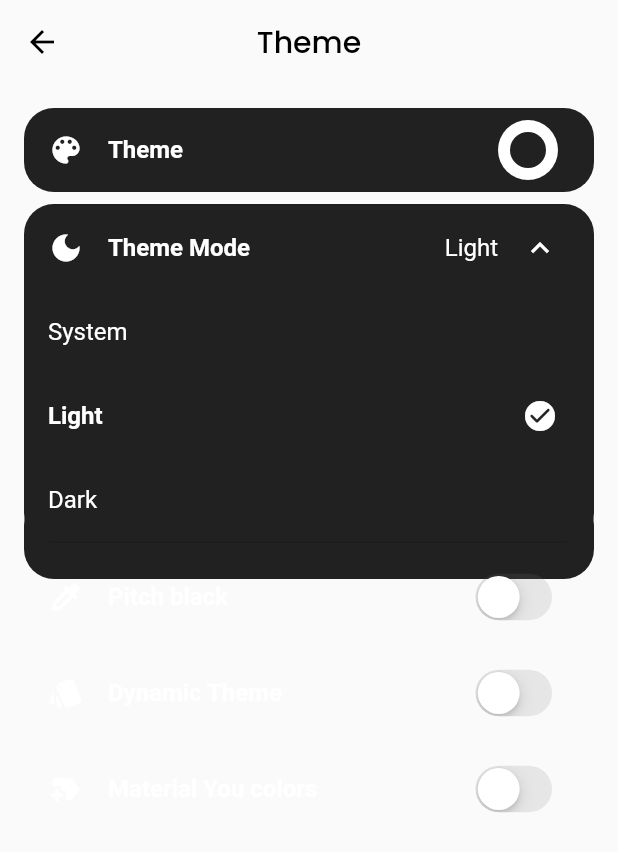
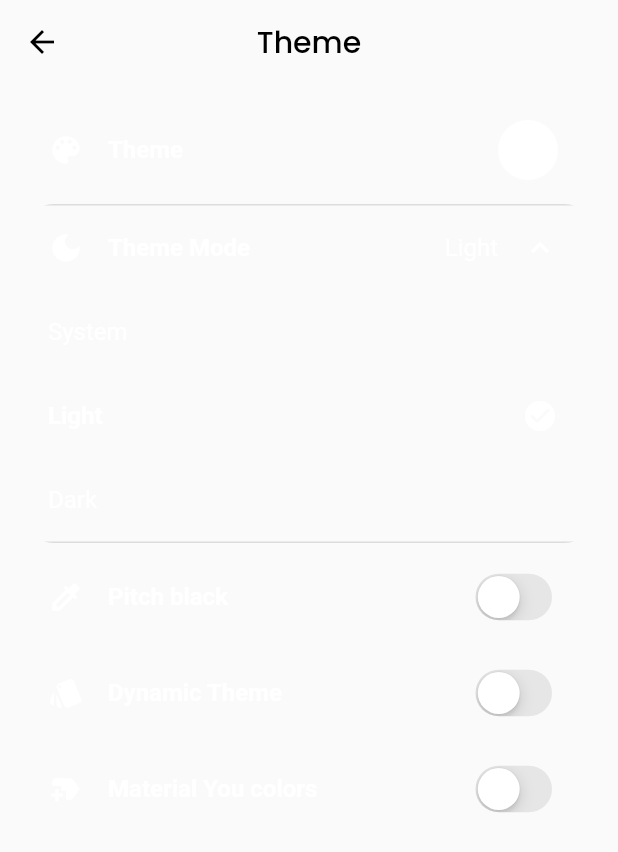
Before and after one commit to GodiApp1587/go_music, a Flutter app: the ThemeScreen screen opened directly, after a tap on "Theme Mode", after a tap on "Light", on a phone screen of 412 x 824 dp. Shown: the top 852 px of the screen. Run offline on Flutter 3.47's test engine with Material 2 defaults, Android fonts, the phone set to English and light mode, and no system bars; drawn by our look-alikes of dynamic_color; our stand-ins replace cached_network_image, carousel_slider, connectivity_plus, country_picker, expandable_page_view, flutter_animate and 11 more; missing offline and left inert: file_support, miniplayer, youtube_explode_dart; accounts and stored records are empty; network calls fail; statements that could not run were skipped.

Commit message:
play store

```diff
--- a/lib/providers/ThemeProvider.dart
+++ b/lib/providers/ThemeProvider.dart
@@ -6,7 +6,7 @@ import 'package:google_fonts/google_fonts.dart';
 import '../main.dart';
 
 PrimaryColor defaultPrimaryColor =
-    PrimaryColor(light: const Color(0xFF202120), dark: const Color(0xFFFFFFFF));
+    PrimaryColor(light: const Color(0x0), dark: const Color(0x0));
 
 ThemeData lightTheme(ColorScheme? material, box, Color? dynamic) {
   bool isDynamic =
--- a/lib/res/assets_res.dart
+++ b/lib/res/assets_res.dart
@@ -14,4 +14,7 @@ class AssetsRes {
   static const String FONDO_LIKE = 'assets/images/fondo_like.png';
   static const String FONDO_THEME = 'assets/images/fondo_theme.png';
   static const String LIKE = 'assets/images/like.png';
+  static const String PLAYER_APP = 'assets/images/player_app.png';
+  static const String PLAYER_BACK = 'assets/images/player_back.png';
+  static const String PLAYER_BLANCO = 'assets/images/player_blanco.png';
 }
--- a/lib/screens/MainScreen.dart
+++ b/lib/screens/MainScreen.dart
@@ -178,33 +178,33 @@ class _MainScreenState extends State<MainScreen> {
                     NavigationDestination(
                       icon: Icon(
                         Icons.home_outlined,
-                        color: darkTheme ? Colors.lightGreenAccent : Colors.lightGreenAccent,
+                        color:  Colors.lightGreenAccent,
                       ),
                       selectedIcon: Icon(
                         Icons.home_rounded,
-                        color: darkTheme ? Colors.black : Colors.lightGreenAccent,
+                        color:  Color(0xff3B00BE),
                       ),
                       label: S.of(context).Home,
                     ),
                     NavigationDestination(
                       icon: Icon(
                         CupertinoIcons.heart,
-                        color: darkTheme ? Colors.lightGreenAccent : Colors.lightGreenAccent,
+                        color:  Colors.lightGreenAccent,
                       ),
                       selectedIcon: Icon(
                         CupertinoIcons.heart_fill,
-                        color: darkTheme ? Colors.black : Colors.lightGreenAccent,
+                        color:  Color(0xff3B00BE),
                       ),
                       label: S.of(context).Settings,
                     ),
                     NavigationDestination(
                       icon: Icon(
                         CupertinoIcons.download_circle,
-                        color: darkTheme ? Colors.lightGreenAccent : Colors.lightGreenAccent,
+                        color:  Colors.lightGreenAccent,
                       ),
                       selectedIcon: Icon(
                         CupertinoIcons.download_circle_fill,
-                        color: darkTheme ? Colors.black : Colors.lightGreenAccent,
+                        color:  Color(0xff3B00BE),
                       ),
                       label: S.of(context).Settings,
                     ),
--- a/pubspec.yaml
+++ b/pubspec.yaml
@@ -1,7 +1,7 @@
 name: vibe_music
 description: A new Flutter project.
 publish_to: 'none'
-version: 0.9.1+10
+version: 0.9.3+12
 
 environment:
   sdk: '>=2.18.5 <3.0.0'
@@ -77,5 +77,8 @@ flutter:
     - assets/images/fondo_like.png
     - assets/images/fondo_theme.png
     - assets/images/like.png
+    - assets/images/player_app.png
+    - assets/images/player_back.png
+    - assets/images/player_blanco.png
 flutter_intl:
   enabled: true
```
Also changed, not shown: lib/screens/DownloadScreen.dart (+5 -5 lines), lib/screens/HomeScreen.dart (+7 -7 lines), lib/screens/PlayerScreen.dart (+19 -6 lines), lib/widgets/PanelHeader.dart (+25 -15 lines), assets/images/player_app.png (added), assets/images/player_back.png (added), assets/images/player_blanco.png (added), flutter_02.png (added), 3 other files.
